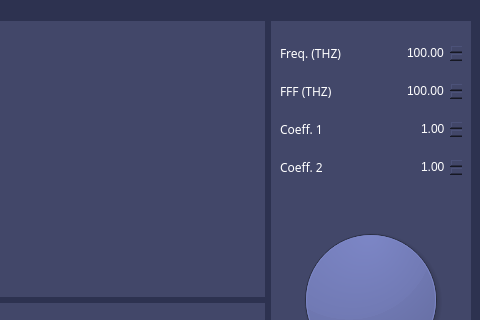
Before: the Qt Designer form phazeMod/ui.ui in ZebraHead22/Molecular_Dynamics, drawn with Qt 5; both pictures show x 320 to 800 and y 0 to 320 of the 800 by 600 pixel window.
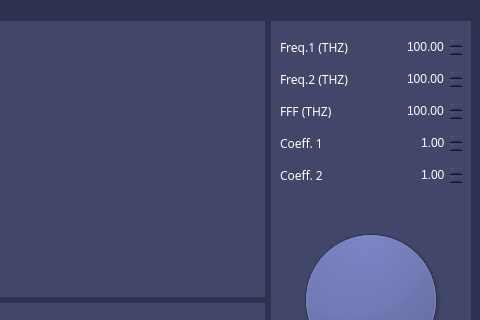
After: the same form once the commit is applied. Custom widgets are drawn as their Qt base class.

```diff
--- a/phazeMod/ui.ui
+++ b/phazeMod/ui.ui
@@ -132,7 +132,7 @@
                   <string notr="true">color: rgb(255, 255, 255);</string>
                  </property>
                  <property name="text">
-                  <string>Freq. (THZ)</string>
+                  <string>Freq.1 (THZ)</string>
                  </property>
                 </widget>
                </item>
@@ -170,6 +170,57 @@
                </item>
               </layout>
              </item>
+             <item>
+              <layout class="QHBoxLayout" name="horizontalLayout_6">
+               <item>
+                <widget class="QLabel" name="label_5">
+                 <property name="font">
+                  <font>
+                   <family>Monaco</family>
+                  </font>
+                 </property>
+                 <property name="styleSheet">
+                  <string notr="true">color: rgb(255, 255, 255);</string>
+                 </property>
+                 <property name="text">
+                  <string>Freq.2 (THZ)</string>
+                 </property>
+                </widget>
+               </item>
+               <item>
+                <widget class="QDoubleSpinBox" name="freq2_dsb">
+                 <property name="cursor">
+                  <cursorShape>IBeamCursor</cursorShape>
+                 </property>
+                 <property name="styleSheet">
+                  <string notr="true">color: rgb(255, 255, 255);
+border:None;</string>
+                 </property>
+                 <property name="frame">
+                  <bool>false</bool>
+                 </property>
+                 <property name="alignment">
+                  <set>Qt::AlignRight|Qt::AlignTrailing|Qt::AlignVCenter</set>
+                 </property>
+                 <property name="decimals">
+                  <number>2</number>
+                 </property>
+                 <property name="minimum">
+                  <double>0.000000000000000</double>
+                 </property>
+                 <property name="maximum">
+                  <double>1000.000000000000000</double>
+                 </property>
+                 <property name="singleStep">
+                  <double>0.100000000000000</double>
+                 </property>
+                 <property name="value">
+                  <double>100.000000000000000</double>
+                 </property>
+                </widget>
+               </item>
+              </layout>
+             </item>
              <item>
               <layout class="QHBoxLayout" name="horizontalLayout_4">
                <item>
```
Left out of the diff: 2 changed lines with no effect on the pictures.
